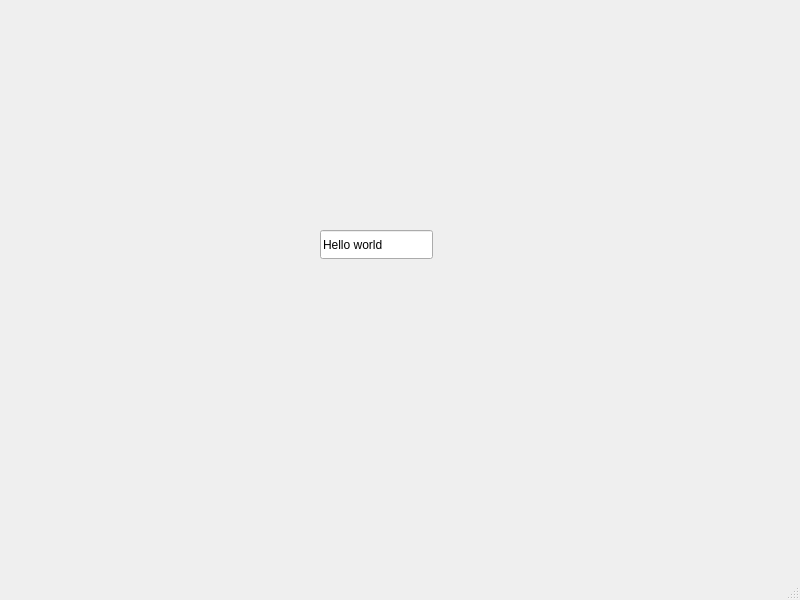
Qt form card_bank.ui (MitchellMcDuff/Card_Bank) before a commit.
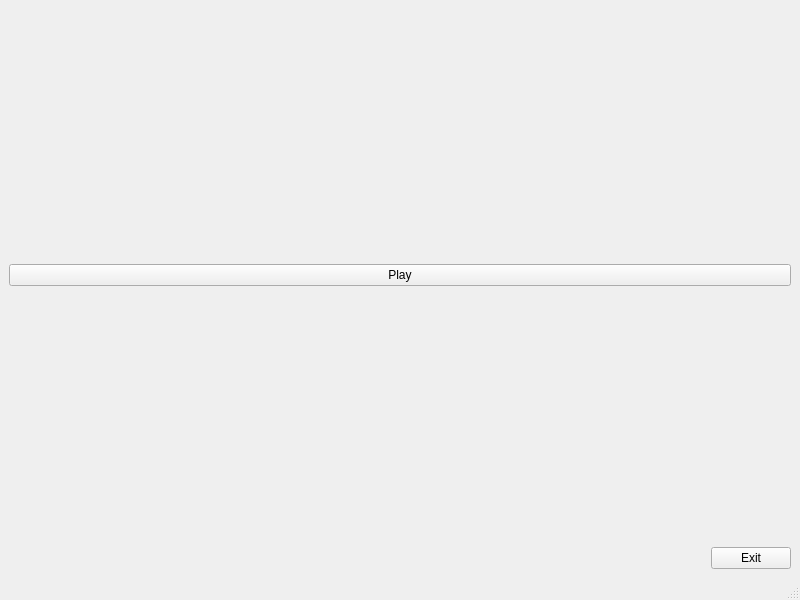
The same form after that commit.

```diff
--- a/card_bank.ui
+++ b/card_bank.ui
@@ -13,30 +13,70 @@
   <property name="windowTitle">
    <string>MainWindow</string>
   </property>
-  <widget class="QWidget" name="centralwidget">
-   <widget class="QLineEdit" name="lineEdit">
-    <property name="geometry">
-     <rect>
-      <x>320</x>
-      <y>230</y>
-      <width>113</width>
-      <height>29</height>
-     </rect>
-    </property>
-    <property name="text">
-     <string>Hello world</string>
-    </property>
-   </widget>
-  </widget>
-  <widget class="QMenuBar" name="menubar">
-   <property name="geometry">
-    <rect>
-     <x>0</x>
-     <y>0</y>
-     <width>800</width>
-     <height>25</height>
-    </rect>
-   </property>
+  <widget class="QWidget" name="mainGridWidget">
+   <layout class="QGridLayout" name="gridLayout_6">
+    <item row="0" column="0">
+     <layout class="QVBoxLayout" name="initialVerticalLayout">
+      <item>
+       <spacer name="playButtonVerticalSpacerTop">
+        <property name="orientation">
+         <enum>Qt::Vertical</enum>
+        </property>
+        <property name="sizeHint" stdset="0">
+         <size>
+          <width>20</width>
+          <height>40</height>
+         </size>
+        </property>
+       </spacer>
+      </item>
+      <item>
+       <widget class="QPushButton" name="playButton">
+        <property name="text">
+         <string>Play</string>
+        </property>
+       </widget>
+      </item>
+      <item>
+       <spacer name="playButtonVerticalSpacerBot">
+        <property name="orientation">
+         <enum>Qt::Vertical</enum>
+        </property>
+        <property name="sizeHint" stdset="0">
+         <size>
+          <width>20</width>
+          <height>40</height>
+         </size>
+        </property>
+       </spacer>
+      </item>
+      <item>
+       <layout class="QGridLayout" name="lowerLevelGridLayout">
+        <item row="0" column="1">
+         <widget class="QPushButton" name="exitButton">
+          <property name="text">
+           <string>Exit</string>
+          </property>
+         </widget>
+        </item>
+        <item row="0" column="0">
+         <spacer name="exitButtonHorizontalSpacerLeft">
+          <property name="orientation">
+           <enum>Qt::Horizontal</enum>
+          </property>
+          <property name="sizeHint" stdset="0">
+           <size>
+            <width>40</width>
+            <height>20</height>
+           </size>
+          </property>
+         </spacer>
+        </item>
+       </layout>
+      </item>
+     </layout>
+    </item>
+   </layout>
   </widget>
   <widget class="QStatusBar" name="statusbar"/>
  </widget>
```
Left out of the diff: 19 changed lines with no effect on the pictures.
